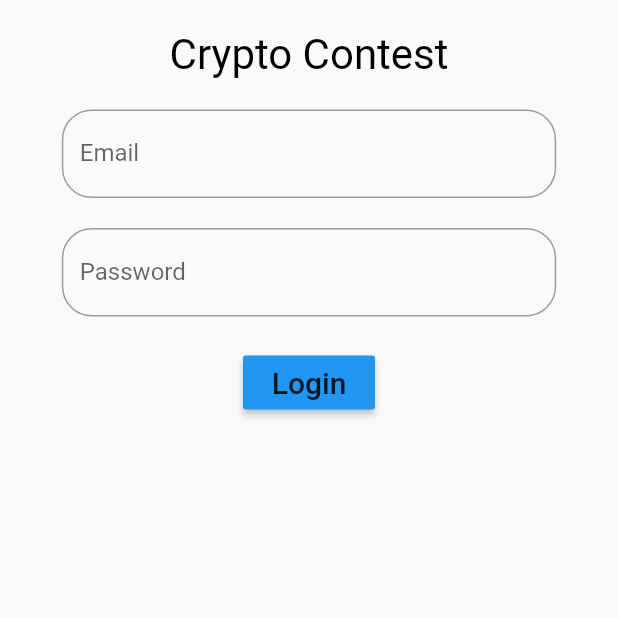
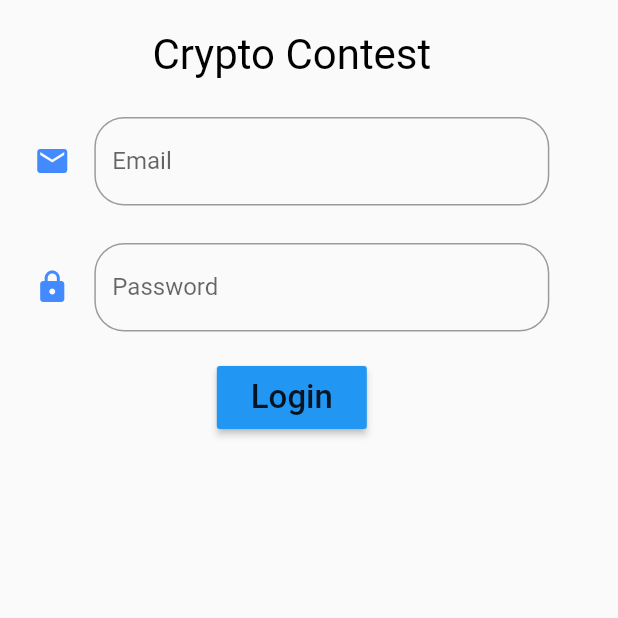
Before and after one commit to AlexNik4/CryptoContest, a Flutter app: the screen it shows after launch, on a phone screen of 412 x 824 dp, the top half of it. Run offline on Flutter 3.47's test engine with Material 2 defaults, Android fonts, the phone set to English and light mode, and no system bars; our stand-ins replace cloud_firestore; accounts and stored records are empty; Roboto replaces fonts that are missing (Poppins).

Commit message:
Adding icons to login screen #6

```diff
--- a/Client/crypto_contest/lib/authentication_screen.dart
+++ b/Client/crypto_contest/lib/authentication_screen.dart
@@ -31,7 +31,7 @@ class _AuthenticationScreenState extends State<AuthenticationScreen> {
                   child: SizedBox(),
                 ),
                 Expanded(
-                  flex: 8,
+                  flex: 15,
                   child: Column(
                     children: <Widget>[
                       SizedBox(
@@ -42,11 +42,13 @@ class _AuthenticationScreenState extends State<AuthenticationScreen> {
                         style: TextStyle(fontSize: 28, color: Colors.black),
                       ),
                       SizedBox(
-                        height: 20,
+                        height: 25,
                       ),
                       TextFormField(
                         decoration: InputDecoration(
                           labelText: "Email",
+                          icon:
+                              const Icon(Icons.email, color: Colors.blueAccent),
                           border: OutlineInputBorder(
                             borderRadius: BorderRadius.circular(20.0),
                           ),
@@ -64,12 +66,14 @@ class _AuthenticationScreenState extends State<AuthenticationScreen> {
                         ),
                       ),
                       SizedBox(
-                        height: 20,
+                        height: 25,
                       ),
                       TextFormField(
                         obscureText: true,
                         decoration: InputDecoration(
                           labelText: "Password",
+                          icon:
+                              const Icon(Icons.lock, color: Colors.blueAccent),
                           border: OutlineInputBorder(
                             borderRadius: BorderRadius.circular(20.0),
                           ),
@@ -89,18 +93,22 @@ class _AuthenticationScreenState extends State<AuthenticationScreen> {
                       SizedBox(
                         height: 20,
                       ),
-                      RaisedButton(
-                        splashColor: Colors.blueGrey,
-                        color: Colors.blue,
-                        onPressed: _onLoginPressed,
-                        child:
-                            const Text('Login', style: TextStyle(fontSize: 20)),
+                      ButtonTheme(
+                        minWidth: 100,
+                        height: 42,
+                        child: RaisedButton(
+                          splashColor: Colors.blueGrey,
+                          color: Colors.blue,
+                          onPressed: _onLoginPressed,
+                          child: const Text('Login',
+                              style: TextStyle(fontSize: 22)),
+                        ),
                       ),
                     ],
                   ),
                 ),
                 Expanded(
-                  flex: 1,
+                  flex: 2,
                   child: SizedBox(),
                 ),
               ],
```
